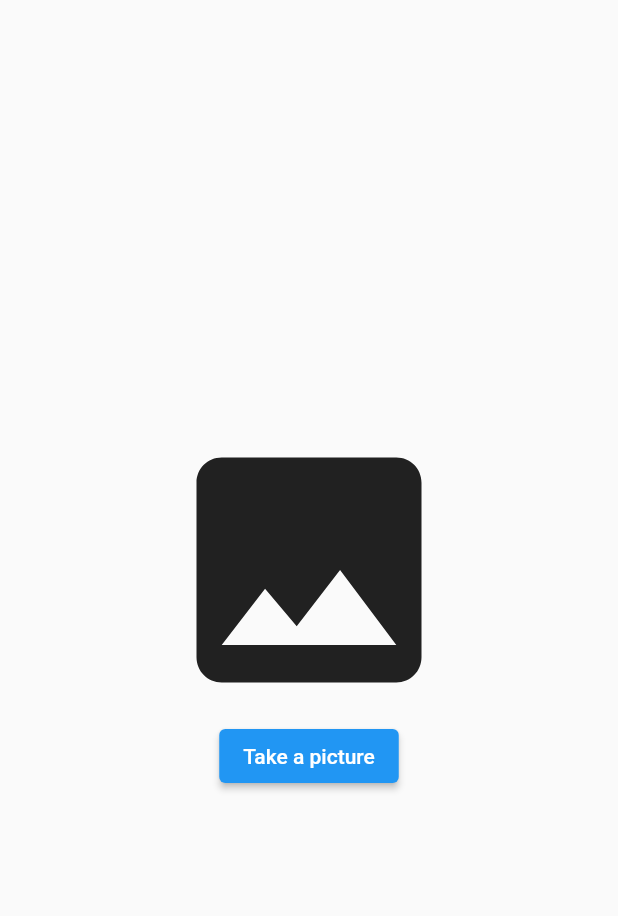
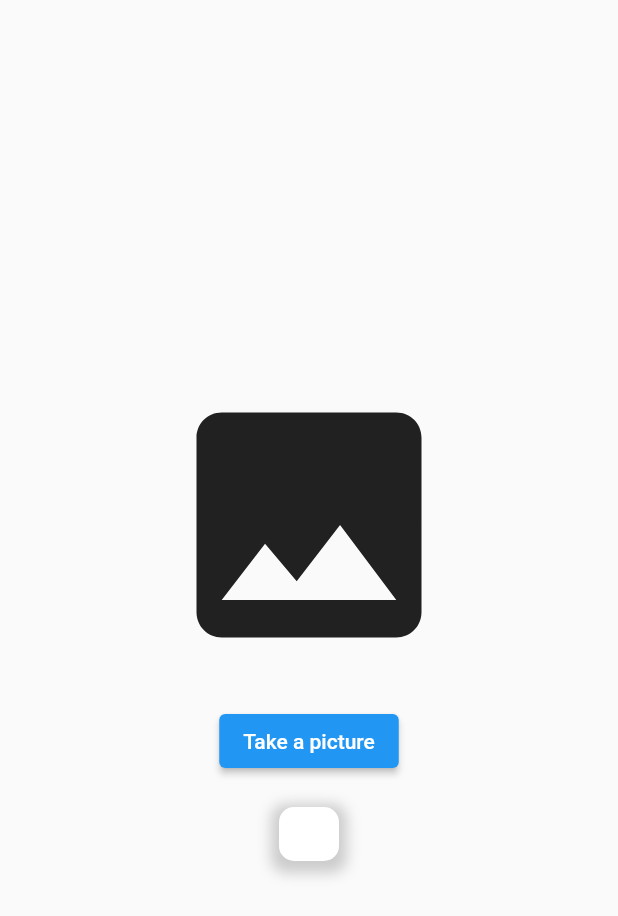
Before and after one commit to Sherajul-Shakil/FaceDetectionApp, a Flutter app: the screen it shows after launch, on a phone screen of 412 x 824 dp. Shown: the top 916 px of the screen. Run offline on Flutter 3.47's test engine with Material 2 defaults, Android fonts, the phone set to English and light mode, and no system bars; our stand-ins replace image_cropper, image_picker; missing offline and left inert: google_mlkit_face_detection.

Commit message:
Check if face in centeror not

```diff
--- a/lib/face_detector_view.dart
+++ b/lib/face_detector_view.dart
@@ -30,7 +30,9 @@
   ImagePicker? _imagePicker;
   InputImage? _inputImage;
   bool? isSuccess;
-  int faceCount = 2;
+  int faceCount = 9;
+  double eyeCenter = 1250.0;
+  bool isLoading = false;
 
   @override
   void initState() {
@@ -50,16 +52,19 @@
     setState(() {
       _image = null;
       _path = null;
+      isLoading = true;
     });
+    try {
       final pickedFile = await _imagePicker?.pickImage(
         source: ImageSource.camera,
         imageQuality: 100,
         preferredCameraDevice: CameraDevice.front,
-      // maxWidth: 413,
-      // maxHeight: 531,
       );
       if (pickedFile != null) {
         _cropImage(imagePath: pickedFile);
+      }
+    } catch (e) {
+      print("Error from camera: $e");
     }
   }
 
@@ -134,13 +139,21 @@
         var rightEarPos = rightEar!.position.y;
         var leftEyePos = leftEye!.position.y;
         var rightEyePos = rightEye!.position.y;
+        var leftEyePosX = leftEye.position.x;
+        var rightEyePosX = rightEye.position.x;
+        setState(() {
+          eyeCenter = (leftEyePosX + rightEyePosX) / 2;
+        });
 
-        // log("leftEarPos: $leftEarPos rightEarPos: $rightEarPos");
-        log("leftEyePos: $leftEyePos rightEyePos: $rightEyePos");
+        log("leftEyePosY: $leftEyePos rightEyePosY: $rightEyePos");
+        log("leftEyePosX: $leftEyePosX rightEyePosX: $rightEyePosX");
+        log("Center: $eyeCenter");
 
         if (face.rightEyeOpenProbability != null &&
             face.leftEyeOpenProbability != null &&
-            (leftEyePos - rightEyePos).abs() <= 15) {
+            (leftEyePos - rightEyePos).abs() <= 15 &&
+            eyeCenter >= 1100 &&
+            eyeCenter <= 1400) {
           setState(() {
             isSuccess = (face.rightEyeOpenProbability! > 0.98 &&
                 face.leftEyeOpenProbability! > 0.98 &&
@@ -149,12 +162,21 @@
           });
 
           log("isSuccesssssssssssssssssssssssssssssss: $isSuccess");
+        } else if (eyeCenter <= 1100 || eyeCenter >= 1400) {
+          setState(() {
+            isSuccess = false;
+          });
+          log("isSuccesssssssssssssssssssssssssssssss: $isSuccess");
         } else {
           setState(() {
             isSuccess = false;
           });
           log("isSuccesssssssssssssssssssssssssssssss: $isSuccess");
         }
+
+        setState(() {
+          isLoading = false;
+        });
       }
       _text = text;
       // TODO: set _customPaint to draw boundingRect on top of image
@@ -193,19 +215,55 @@
                   Icons.image,
                   size: 200,
                 ),
+          const SizedBox(
+            height: 20,
+          ),
           ElevatedButton(
               onPressed: () {
                 _getImage();
               },
               child: const Text("Take a picture")),
+          const SizedBox(
+            height: 20,
+          ),
+          isLoading
+              ? const Center(child: CircularProgressIndicator())
+              : Container(
+                  padding:
+                      const EdgeInsets.symmetric(horizontal: 20, vertical: 10),
+                  decoration: BoxDecoration(
+                    color: Colors.white,
+                    borderRadius: BorderRadius.circular(10),
+                    boxShadow: [
+                      BoxShadow(
+                        color: Colors.grey.withOpacity(0.5),
+                        spreadRadius: 5,
+                        blurRadius: 7,
+                        offset:
+                            const Offset(0, 3), // changes position of shadow
+                      ),
+                    ],
+                  ),
+                  child: Column(
+                    children: [
                       if (isSuccess == true && faceCount == 1)
-            const Text("Image is Valid")
+                        const Text("Image is Valid",
+                            style: TextStyle(color: Colors.green, fontSize: 15))
+                      else if (eyeCenter <= 1100 ||
+                          eyeCenter >= 1400 && faceCount == 1)
+                        const Text("Keep your face in the center of the screen",
+                            style: TextStyle(color: Colors.red, fontSize: 15))
                       else if (isSuccess == false)
-            const Text("Image is not Valid")
+                        const Text("Image is not Valid",
+                            style: TextStyle(color: Colors.red, fontSize: 15))
                       else if (faceCount < 1)
-            const Text("No face detected")
+                        const Text("No face detected",
+                            style: TextStyle(color: Colors.red, fontSize: 15))
                       else
                         const Text(""),
+                    ],
+                  ),
+                ),
         ],
       ),
     ));
```
Lines whose indentation alone changed are shown as unchanged.
